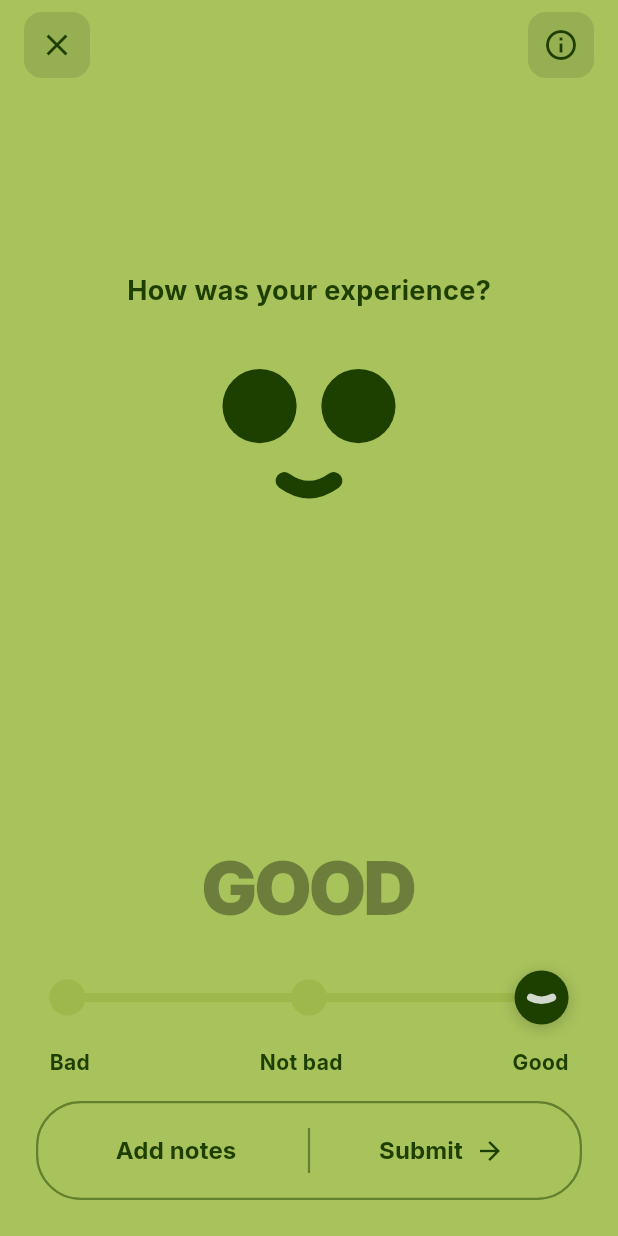
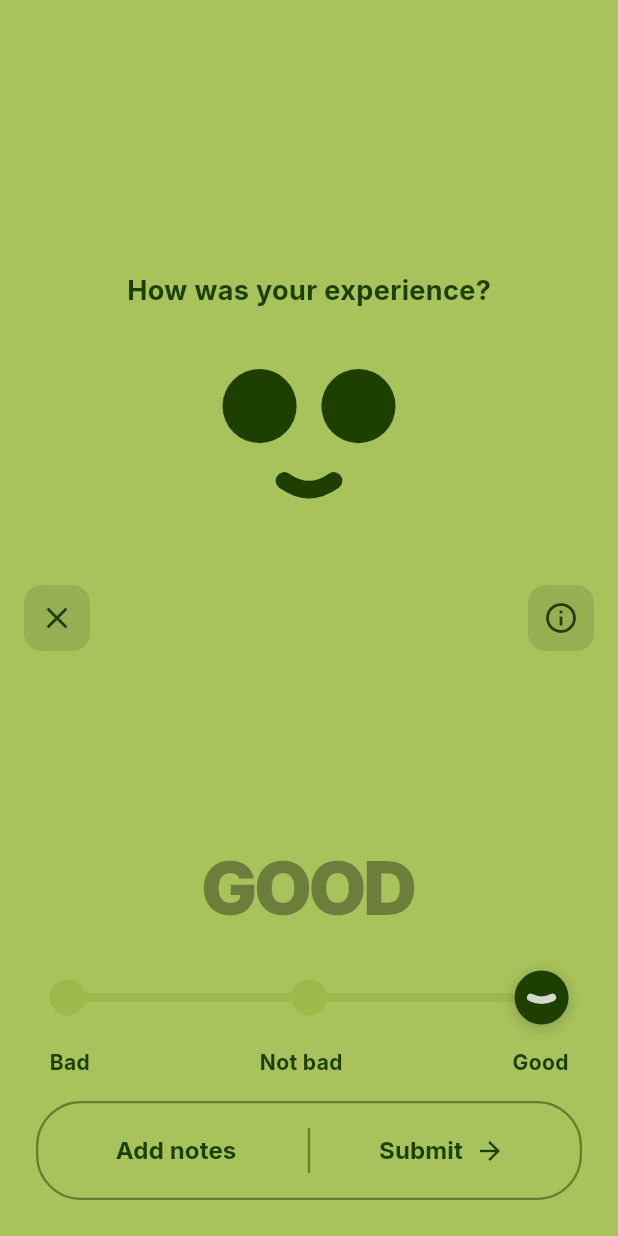
Before and after one commit to Ionic-Errrrs-Code/animated-app-rating-screen, a Flutter app: the screen it shows after launch, on a phone screen of 412 x 824 dp. Run offline on Flutter 3.47's test engine with Material 3 defaults, Android fonts, the phone set to English and light mode, and no system bars; drawn by our look-alikes of flutter_animate; our stand-ins replace google_fonts.

Commit message:
Update RateExperienceScreen UI with background and layout adjustments
Co-authored-by: w7core <w7core@gmail.com>

```diff
--- a/lib/screens/rate_experience_screen.dart
+++ b/lib/screens/rate_experience_screen.dart
@@ -64,14 +64,16 @@ class _RateExperienceScreenState extends State<RateExperienceScreen> {
         final darkColor = colors['dark']!;
 
         return Scaffold(
+          backgroundColor: colors['background'],
           resizeToAvoidBottomInset: true, // Important for keyboard
           body: GestureDetector(
             behavior: HitTestBehavior.opaque,
             onTap: () => FocusScope.of(context).unfocus(),
             child: AnimatedContainer(
               duration: const Duration(milliseconds: 300),
-              color: colors['background'],
+              color: Colors.transparent,
               child: Stack(
+                fit: StackFit.expand,
                 children: [
                   // --- MAIN CONTENT AREA (Face always visible, text fades; note appears below face) ---
                   AnimatedPositioned(
```
